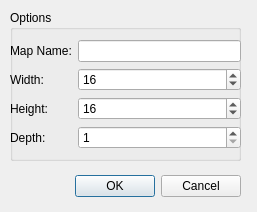
Qt form mapeditor/xVMapEdit/ui/NewMapDialog.ui (buchwj/xvector) before a commit.
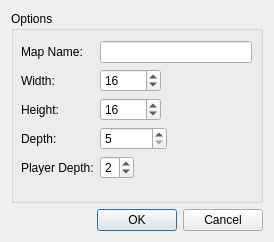
The same form after that commit.

What changed in the file:
```diff
--- a/mapeditor/xVMapEdit/ui/NewMapDialog.ui
+++ b/mapeditor/xVMapEdit/ui/NewMapDialog.ui
@@ -6,51 +6,44 @@
    <rect>
     <x>0</x>
     <y>0</y>
-    <width>257</width>
-    <height>212</height>
+    <width>274</width>
+    <height>242</height>
    </rect>
   </property>
+  <property name="sizePolicy">
+   <sizepolicy hsizetype="Preferred" vsizetype="Preferred">
+    <horstretch>0</horstretch>
+    <verstretch>0</verstretch>
+   </sizepolicy>
+  </property>
   <property name="windowTitle">
    <string>New Map</string>
   </property>
-  <widget class="QDialogButtonBox" name="buttonBox">
-   <property name="geometry">
-    <rect>
-     <x>30</x>
-     <y>170</y>
-     <width>211</width>
-     <height>32</height>
-    </rect>
-   </property>
-   <property name="orientation">
-    <enum>Qt::Horizontal</enum>
-   </property>
-   <property name="standardButtons">
-    <set>QDialogButtonBox::Cancel|QDialogButtonBox::Ok</set>
-   </property>
-  </widget>
+  <layout class="QVBoxLayout" name="verticalLayout">
+   <item>
   <widget class="QGroupBox" name="groupBox">
-   <property name="geometry">
-    <rect>
-     <x>10</x>
-     <y>10</y>
-     <width>231</width>
-     <height>151</height>
-    </rect>
-   </property>
    <property name="title">
     <string>Options</string>
    </property>
    <widget class="QWidget" name="layoutWidget">
     <property name="geometry">
      <rect>
-      <x>0</x>
+        <x>10</x>
       <y>30</y>
       <width>231</width>
-      <height>120</height>
+        <height>143</height>
      </rect>
     </property>
     <layout class="QFormLayout" name="formLayout">
+       <property name="fieldGrowthPolicy">
+        <enum>QFormLayout::ExpandingFieldsGrow</enum>
+       </property>
+       <property name="labelAlignment">
+        <set>Qt::AlignLeading|Qt::AlignLeft|Qt::AlignVCenter</set>
+       </property>
+       <property name="formAlignment">
+        <set>Qt::AlignLeading|Qt::AlignLeft|Qt::AlignTop</set>
+       </property>
      <item row="0" column="0">
       <widget class="QLabel" name="lblMapName">
        <property name="whatsThis">
@@ -130,16 +123,48 @@
      <item row="3" column="1">
       <widget class="QSpinBox" name="spnDepth">
        <property name="minimum">
-        <number>1</number>
+          <number>5</number>
        </property>
        <property name="maximum">
         <number>99999999</number>
        </property>
       </widget>
      </item>
+       <item row="4" column="0">
+        <widget class="QLabel" name="playerDepthLabel">
+         <property name="whatsThis">
+          <string>Depth at which objects (such as players, items, and NPCS) are drawn.  Objects will obscure tiles at lower depths than this, and tiles at higher depths will obscure the objects.</string>
+         </property>
+         <property name="text">
+          <string>Player Depth:</string>
+         </property>
+        </widget>
+       </item>
+       <item row="4" column="1">
+        <widget class="QSpinBox" name="playerDepthSpin">
+         <property name="maximum">
+          <number>4</number>
+         </property>
+         <property name="value">
+          <number>2</number>
+         </property>
+        </widget>
+       </item>
     </layout>
    </widget>
   </widget>
+   </item>
+   <item>
+    <widget class="QDialogButtonBox" name="buttonBox">
+     <property name="orientation">
+      <enum>Qt::Horizontal</enum>
+     </property>
+     <property name="standardButtons">
+      <set>QDialogButtonBox::Cancel|QDialogButtonBox::Ok</set>
+     </property>
+    </widget>
+   </item>
+  </layout>
  </widget>
  <resources/>
  <connections>
```
Lines whose indentation alone changed are shown as unchanged.
